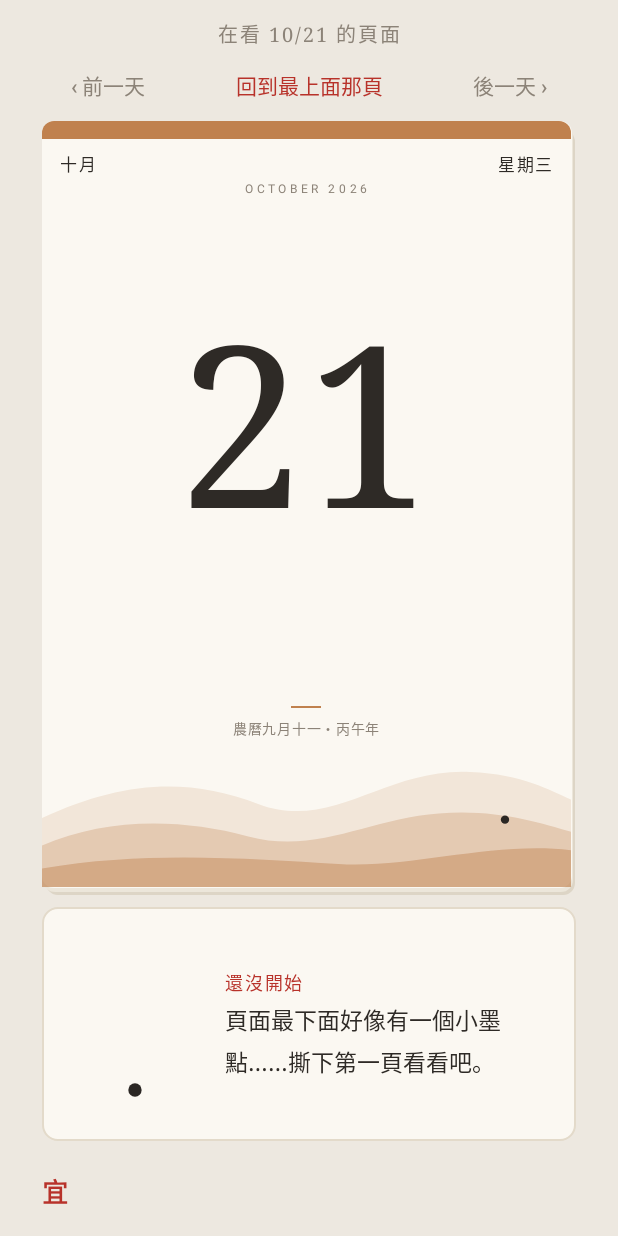
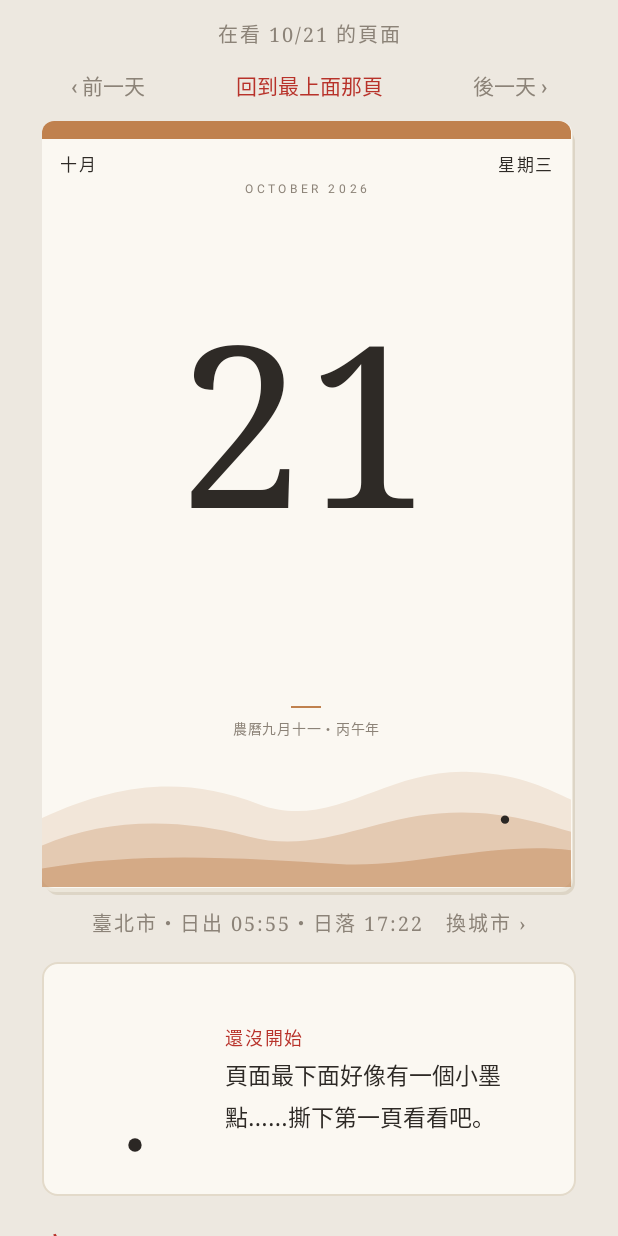
Before and after one commit to patty60723/tearoff-calendar, an Android app: the screen it shows after launch (MainActivity), after a tap on "‹ 前一天", on a phone screen of 412 x 824 dp. Run offline under Robolectric (Android 15) with nearby library versions, the phone set to English and light mode, and no system bars; libraries missing offline, so code that uses them is left out: com.nlf.calendar; 30 statements that could not run were skipped.

Commit message:
小工具縮小時日期和火柴人優先；日出日落
- 版面改成四種：精簡（日期＋火柴人）、中等（再加一句宜）、橫式、直式（全部）
  每種版面先算好高度，日期不會再被擠到看不見
- 直式有節日時英文月份讓位，日期保持大小
- 日出日落：選城市（台灣 22 縣市），離線計算，誤差約一分鐘；
  印在頁面左下的山丘上，App 裡點城市那行可以換

Co-Authored-By: Claude Opus 5.5 <noreply@anthropic.com>
Claude-Session: https://claude.ai/code/session_0189os12bzXxGRqrd3exnUUH

```diff
--- a/app/src/main/java/com/patty60723/tearoff/CalendarWidget.kt
+++ b/app/src/main/java/com/patty60723/tearoff/CalendarWidget.kt
@@ -85,7 +85,11 @@ class CalendarWidget : AppWidgetProvider() {
 
                 val label = page.label
                 setTextViewText(R.id.label, label ?: "")
-                setViewVisibility(R.id.label, if (label == null || layout == PageLayout.COMPACT) View.GONE else View.VISIBLE)
+                val fullPage = layout == PageLayout.TALL || layout == PageLayout.WIDE
+                setViewVisibility(R.id.label, if (label != null && fullPage) View.VISIBLE else View.GONE)
+                // 直式有節日時，英文月份讓位給節日，日期才不會被擠小
+                if (layout == PageLayout.TALL) setViewVisibility(R.id.month_en, if (label == null) View.VISIBLE else View.GONE)
+                setTextViewText(R.id.sun, sunText(context, page))
                 setTextViewText(R.id.phrase, phrase(page, layout.yiCount))
                 setTextViewText(R.id.lunar, "農曆${page.lunarDate}・${page.ganZhiYear}")
                 setTextViewText(R.id.ji, avoid(page))
@@ -94,6 +98,13 @@ class CalendarWidget : AppWidgetProvider() {
                 setOnClickPendingIntent(R.id.widget_root, openApp(context))
                 if (stickmanDp > 0) setStickman(context, this, stickmanDp)
             }
+        }
+
+        /** 「日出 05:53\n日落 17:22」，用設定的城市算。 */
+        fun sunText(context: Context, page: DayPage): String {
+            val city = Cities.selected(context)
+            val times = SunTimes.of(page.date, city.lat, city.lon)
+            return "日出 ${times.sunrise ?: "--:--"}\n日落 ${times.sunset ?: "--:--"}"
         }
 
         /** 頁面上最大的那句：「宜 出行・祭祀」。 */
--- /dev/null
+++ b/app/src/main/java/com/patty60723/tearoff/City.kt
@@ -0,0 +1,47 @@
+package com.patty60723.tearoff
+
+import android.content.Context
+
+/** 台灣 22 個縣市，座標取縣市政府所在地附近。 */
+data class City(val name: String, val lat: Double, val lon: Double)
+
+object Cities {
+    val all = listOf(
+        City("基隆市", 25.128, 121.741),
+        City("臺北市", 25.033, 121.565),
+        City("新北市", 25.012, 121.465),
+        City("桃園市", 24.993, 121.301),
+        City("新竹市", 24.804, 120.971),
+        City("新竹縣", 24.839, 121.004),
+        City("苗栗縣", 24.560, 120.821),
+        City("臺中市", 24.148, 120.674),
+        City("彰化縣", 24.075, 120.544),
+        City("南投縣", 23.910, 120.684),
+        City("雲林縣", 23.707, 120.431),
+        City("嘉義市", 23.480, 120.449),
+        City("嘉義縣", 23.459, 120.333),
+        City("臺南市", 22.999, 120.227),
+        City("高雄市", 22.627, 120.301),
+        City("屏東縣", 22.669, 120.488),
+        City("宜蘭縣", 24.757, 121.753),
+        City("花蓮縣", 23.977, 121.604),
+        City("臺東縣", 22.755, 121.144),
+        City("澎湖縣", 23.571, 119.579),
+        City("金門縣", 24.437, 118.319),
+        City("連江縣", 26.160, 119.951),
+    )
+
+    val DEFAULT = all.first { it.name == "臺北市" }
+
+    private const val PREFS = "settings"
+    private const val KEY_CITY = "city"
+
+    fun selected(context: Context): City {
+        val name = context.getSharedPreferences(PREFS, Context.MODE_PRIVATE).getString(KEY_CITY, null)
+        return all.firstOrNull { it.name == name } ?: DEFAULT
+    }
+
+    fun select(context: Context, city: City) {
+        context.getSharedPreferences(PREFS, Context.MODE_PRIVATE).edit().putString(KEY_CITY, city.name).apply()
+    }
+}
--- a/app/src/main/java/com/patty60723/tearoff/MainActivity.kt
+++ b/app/src/main/java/com/patty60723/tearoff/MainActivity.kt
@@ -48,6 +48,7 @@ class MainActivity : Activity() {
             Toast.makeText(this, message, Toast.LENGTH_SHORT).show()
         }
         findViewById<Button>(R.id.tear).setOnClickListener { pad.peelAway() }
+        findViewById<TextView>(R.id.city).setOnClickListener { pickCity() }
 
         findViewById<Button>(R.id.debug).apply {
             visibility = if (BuildConfig.DEBUG) View.VISIBLE else View.GONE
@@ -153,6 +154,28 @@ class MainActivity : Activity() {
             if (page.festivals.isNotEmpty()) append("\n節日：${page.festivals.joinToString("、")}")
         }
         showHint()
+        showCity()
+    }
+
+    private fun pickCity() {
+        val cities = Cities.all
+        val current = cities.indexOf(Cities.selected(this))
+        AlertDialog.Builder(this)
+            .setTitle(R.string.city_title)
+            .setSingleChoiceItems(cities.map { it.name }.toTypedArray(), current) { dialog, which ->
+                Cities.select(this, cities[which])
+                dialog.dismiss()
+                show(date)
+                CalendarWidget.refreshAll(this)
+            }
+            .show()
+    }
+
+    private fun showCity() {
+        val city = Cities.selected(this)
+        val times = SunTimes.of(viewing(), city.lat, city.lon)
+        findViewById<TextView>(R.id.city).text =
+            getString(R.string.city_row, city.name, times.sunrise?.toString() ?: "--:--", times.sunset?.toString() ?: "--:--")
     }
 
     /** 封面：第一次打開時最上面的那張。 */
@@ -184,6 +207,13 @@ class MainActivity : Activity() {
             (it as? android.view.ViewGroup.MarginLayoutParams)?.bottomMargin = (pageWidthPx * 0.09f).toInt()
         }
         page.findViewById<View>(R.id.hills)?.layoutParams?.height = (pageWidthPx * 0.26f).toInt()
+        page.findViewById<TextView>(R.id.sun)?.apply {
+            textSize = 12f
+            (layoutParams as? android.view.ViewGroup.MarginLayoutParams)?.let {
+                it.leftMargin = (pageWidthPx * 0.06f).toInt()
+                it.bottomMargin = (pageWidthPx * 0.05f).toInt()
+            }
+        }
         frame.addView(page)
         val today = AppClock.today(this)
         if (day.isAfter(today)) {
--- a/app/src/main/java/com/patty60723/tearoff/PageLayout.kt
+++ b/app/src/main/java/com/patty60723/tearoff/PageLayout.kt
@@ -1,6 +1,9 @@
 package com.patty60723.tearoff
 
-/** 小工具的三種版面，依大小自動切換。 */
+/**
+ * 小工具的四種版面，依大小自動切換。越小的版面拿掉越多東西，
+ * 但日期和火柴人一定在（最小的版面也有）。
+ */
 enum class PageLayout(
     val res: Int,
     /** 小工具至少要這麼大才用這個版面（dp） */
@@ -8,12 +11,16 @@ enum class PageLayout(
     val minHeightDp: Float,
     /** 「宜」顯示幾項 */
     val yiCount: Int,
-    /** 火柴人的寬（dp），跟版面裡 ViewFlipper 一樣；0 是沒有火柴人 */
+    /** 火柴人的寬（dp），跟版面裡 ViewFlipper 一樣 */
     val stickmanDp: Float,
 ) {
-    COMPACT(R.layout.widget_compact, 100f, 100f, 1, 0f),
-    WIDE(R.layout.widget_wide, 220f, 100f, 2, 42f),
-    TALL(R.layout.widget_tall, 130f, 190f, 2, 48f);
+    /** 日期＋火柴人 */
+    COMPACT(R.layout.widget_compact, 100f, 100f, 1, 36f),
+    /** 日期＋火柴人＋一句宜 */
+    MEDIUM(R.layout.widget_medium, 130f, 170f, 2, 44f),
+    WIDE(R.layout.widget_wide, 250f, 110f, 2, 42f),
+    /** 全部：農曆、忌、節日、日出日落 */
+    TALL(R.layout.widget_tall, 150f, 250f, 2, 48f);
 
     companion object {
         /** 放得下的版面裡挑面積最大的；Android 12 以上由系統用同樣的規則挑。 */
--- /dev/null
+++ b/app/src/main/java/com/patty60723/tearoff/SunTimes.kt
@@ -0,0 +1,65 @@
+package com.patty60723.tearoff
+
+import java.time.LocalDate
+import java.time.LocalTime
+import java.time.ZoneId
+import kotlin.math.acos
+import kotlin.math.asin
+import kotlin.math.atan
+import kotlin.math.cos
+import kotlin.math.floor
+import kotlin.math.sin
+import kotlin.math.tan
+
+/**
+ * 日出日落，不用連網，用「Almanac for Computers」的公式算，誤差約一兩分鐘。
+ * 以太陽上緣碰到地平線為準（含大氣折射），跟氣象署公布的時間同一個定義。
+ */
+object SunTimes {
+    data class Times(val sunrise: LocalTime?, val sunset: LocalTime?)
+
+    private const val ZENITH = 90.833
+
+    fun of(date: LocalDate, lat: Double, lon: Double, zone: ZoneId = ZoneId.of("Asia/Taipei")): Times {
+        val offsetHours = zone.rules.getOffset(date.atTime(12, 0)).totalSeconds / 3600.0
+        return Times(
+            event(date, lat, lon, rising = true)?.let { toLocal(it + offsetHours) },
+            event(date, lat, lon, rising = false)?.let { toLocal(it + offsetHours) },
+        )
+    }
+
+    /** 回傳 UTC 的小時（0–24），極地沒有日出或日落時是 null。 */
+    private fun event(date: LocalDate, lat: Double, lon: Double, rising: Boolean): Double? {
+        val n = date.dayOfYear
+        val lngHour = lon / 15
+        val t = n + ((if (rising) 6.0 else 18.0) - lngHour) / 24
+        val m = 0.9856 * t - 3.289
+        val l = norm360(m + 1.916 * sinD(m) + 0.020 * sinD(2 * m) + 282.634)
+
+        var ra = norm360(atanD(0.91764 * tanD(l)))
+        ra += floor(l / 90) * 90 - floor(ra / 90) * 90
+        ra /= 15
+
+        val sinDec = 0.39782 * sinD(l)
+        val cosDec = cos(asin(sinDec))
+        val cosH = (cosD(ZENITH) - sinDec * sinD(lat)) / (cosDec * cosD(lat))
+        if (cosH > 1 || cosH < -1) return null
+
+        val h = (if (rising) 360 - acosD(cosH) else acosD(cosH)) / 15
+        val localMean = h + ra - 0.06571 * t - 6.622
+        return norm24(localMean - lngHour)
+    }
+
+    private fun toLocal(hours: Double): LocalTime {
+        val minutes = (norm24(hours) * 60).let { Math.round(it).toInt() } % (24 * 60)
+        return LocalTime.of(minutes / 60, minutes % 60)
+    }
+
+    private fun norm360(x: Double) = ((x % 360) + 360) % 360
+    private fun norm24(x: Double) = ((x % 24) + 24) % 24
+    private fun sinD(d: Double) = sin(Math.toRadians(d))
+    private fun cosD(d: Double) = cos(Math.toRadians(d))
+    private fun tanD(d: Double) = tan(Math.toRadians(d))
+    private fun atanD(x: Double) = Math.toDegrees(atan(x))
+    private fun acosD(x: Double) = Math.toDegrees(acos(x))
+}
--- a/app/src/main/res/layout/activity_main.xml
+++ b/app/src/main/res/layout/activity_main.xml
@@ -71,6 +71,19 @@
             android:text="@string/tear_button"
             android:textColor="@color/ink_soft"
             android:textSize="12sp" />
+
+        <!-- 日出日落用哪個城市算，點一下可以換 -->
+        <TextView
+            android:id="@+id/city"
+            android:layout_width="wrap_content"
+            android:layout_height="wrap_content"
+            android:layout_gravity="center_horizontal"
+            android:background="?android:attr/selectableItemBackground"
+            android:fontFamily="serif"
+            android:letterSpacing="0.1"
+            android:padding="8dp"
+            android:textColor="@color/ink_soft"
+            android:textSize="13sp" />
 
         <LinearLayout
             android:layout_width="match_parent"
--- a/app/src/main/res/layout/widget_tall.xml
+++ b/app/src/main/res/layout/widget_tall.xml
@@ -19,6 +19,21 @@
             android:layout_gravity="bottom"
             android:scaleType="fitXY"
             android:src="@drawable/hills" />
+
+        <!-- 日出日落印在左下的山丘上（火柴人站在右邊） -->
+        <TextView
+            android:id="@+id/sun"
+            android:layout_width="wrap_content"
+            android:layout_height="wrap_content"
+            android:layout_gravity="bottom|left"
+            android:layout_marginLeft="14dp"
+            android:layout_marginBottom="14dp"
+            android:fontFamily="serif"
+            android:letterSpacing="0.05"
+            android:lineSpacingExtra="1dp"
+            android:text="日出 05:53\n日落 17:22"
+            android:textColor="@color/ink"
+            android:textSize="9sp" />
 
         <!-- 火柴人站在山丘上：6 張圖輪流播放 -->
         <ViewFlipper
--- a/app/src/main/res/layout/widget_wide.xml
+++ b/app/src/main/res/layout/widget_wide.xml
@@ -217,6 +217,12 @@
                         android:textSize="10sp" />
                 </LinearLayout>
             </LinearLayout>
+        <!-- 這個版面放不下，但 id 要在，程式才不用分好幾套 -->
+        <TextView
+            android:id="@+id/sun"
+            android:layout_width="0dp"
+            android:layout_height="0dp"
+            android:visibility="gone" />
         </LinearLayout>
     </FrameLayout>
 </FrameLayout>
--- a/app/src/main/res/values/strings.xml
+++ b/app/src/main/res/values/strings.xml
@@ -30,4 +30,6 @@
     <string name="hint_cover">撕開封面，這一年就開始了</string>
     <string name="cover_title">手撕日曆</string>
     <string name="cover_sub">從角落往上撕開</string>
+    <string name="city_row">%1$s・日出 %2$s・日落 %3$s　換城市 ›</string>
+    <string name="city_title">日出日落用哪個城市</string>
 </resources>
```
Also changed, not shown: app/src/main/res/layout/widget_compact.xml (+102 -55 lines), app/src/main/res/layout/widget_medium.xml (added, +194 -0 lines), 3 other files.
